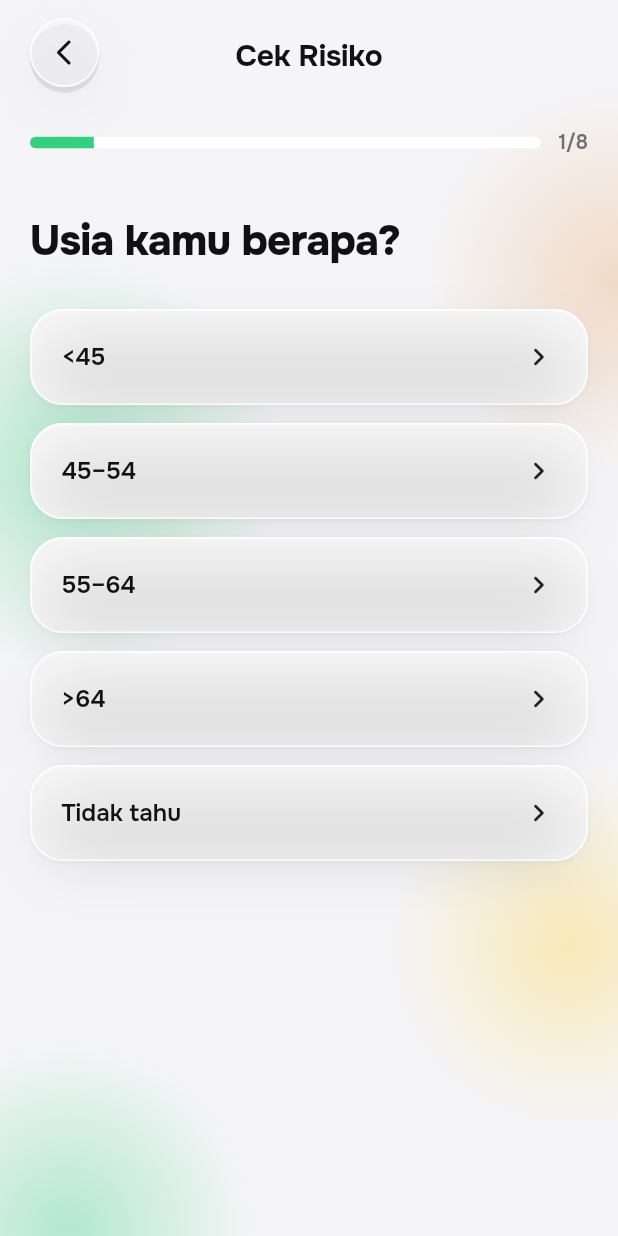
After one commit to danariqbalabi/Stev.AI, a Flutter app: the RiskAssessmentScreen screen opened by its route, after a tap on "Diri sendiri", on a phone screen of 412 x 824 dp. The commit adds this screen. Run offline on Flutter 3.47's test engine with Material 3 defaults, Android fonts, the phone set to English and light mode, and no system bars; our stand-ins replace camera, flutter_svg, go_router, image_picker, shared_preferences, supabase_flutter; accounts and stored records are empty.

Commit message:
feat: add family diabetes risk assessment

```diff
--- /dev/null
+++ b/lib/features/risk_assessment/domain/risk_assessment.dart
@@ -0,0 +1,187 @@
+enum RiskSubject { self, parent }
+
+enum RiskLevel { low, medium, high }
+
+class RiskOption {
+  const RiskOption({
+    required this.label,
+    required this.points,
+    this.factor,
+    this.isUnknown = false,
+  });
+
+  final String label;
+  final int points;
+  final String? factor;
+  final bool isUnknown;
+}
+
+class RiskQuestion {
+  const RiskQuestion({
+    required this.selfText,
+    required this.parentText,
+    required this.options,
+  });
+
+  final String selfText;
+  final String parentText;
+  final List<RiskOption> options;
+
+  String textFor(RiskSubject subject) =>
+      subject == RiskSubject.self ? selfText : parentText;
+}
+
+class RiskAssessmentResult {
+  const RiskAssessmentResult({
+    required this.subject,
+    required this.level,
+    required this.isMinimumEstimate,
+    required this.topFactors,
+    required this.score,
+  });
+
+  final RiskSubject subject;
+  final RiskLevel level;
+  final bool isMinimumEstimate;
+  final List<String> topFactors;
+
+  /// Kept in memory for evaluation only. It is never shown or persisted.
+  final int score;
+}
+
+abstract final class RiskAssessment {
+  static const _unknown = RiskOption(
+    label: 'Tidak tahu',
+    points: 0,
+    isUnknown: true,
+  );
+
+  static const questions = <RiskQuestion>[
+    RiskQuestion(
+      selfText: 'Usia kamu berapa?',
+      parentText: 'Usia Ibu/Bapak berapa?',
+      options: [
+        RiskOption(label: '<45', points: 0),
+        RiskOption(label: '45–54', points: 2, factor: 'Usia 45–54'),
+        RiskOption(label: '55–64', points: 3, factor: 'Usia 55–64'),
+        RiskOption(label: '>64', points: 4, factor: 'Usia di atas 64'),
+        _unknown,
+      ],
+    ),
+    RiskQuestion(
+      selfText: 'Berapa kisaran BMI-mu?',
+      parentText: 'Berapa kisaran BMI Ibu/Bapak?',
+      options: [
+        RiskOption(label: '<25', points: 0),
+        RiskOption(label: '25–30', points: 1, factor: 'BMI 25–30'),
+        RiskOption(label: '>30', points: 3, factor: 'BMI di atas 30'),
+        _unknown,
+      ],
+    ),
+    RiskQuestion(
+      selfText: 'Lingkar pinggangmu masuk mana?',
+      parentText: 'Lingkar pinggang Ibu/Bapak masuk mana?',
+      options: [
+        RiskOption(label: 'Rendah', points: 0),
+        RiskOption(
+          label: 'Sedang',
+          points: 3,
+          factor: 'Lingkar pinggang sedang',
+        ),
+        RiskOption(
+          label: 'Tinggi',
+          points: 4,
+          factor: 'Lingkar pinggang tinggi',
+        ),
+        _unknown,
+      ],
+    ),
+    RiskQuestion(
+      selfText: 'Kamu aktif ≥30 menit sehari?',
+      parentText: 'Ibu/Bapak aktif ≥30 menit sehari?',
+      options: [
+        RiskOption(label: 'Ya', points: 0),
+        RiskOption(label: 'Tidak', points: 2, factor: 'Kurang aktif'),
+        _unknown,
+      ],
+    ),
+    RiskQuestion(
+      selfText: 'Kamu makan sayur atau buah tiap hari?',
+      parentText: 'Ibu/Bapak makan sayur atau buah tiap hari?',
+      options: [
+        RiskOption(label: 'Ya', points: 0),
+        RiskOption(
+          label: 'Tidak',
+          points: 1,
+          factor: 'Jarang makan sayur atau buah',
+        ),
+        _unknown,
+      ],
+    ),
+    RiskQuestion(
+      selfText: 'Kamu pernah minum obat hipertensi?',
+      parentText: 'Ibu/Bapak pernah minum obat hipertensi?',
+      options: [
+        RiskOption(label: 'Ya', points: 2, factor: 'Obat hipertensi'),
+        RiskOption(label: 'Tidak', points: 0),
+        _unknown,
+      ],
+    ),
+    RiskQuestion(
+      selfText: 'Kamu pernah punya gula darah tinggi?',
+      parentText: 'Ibu/Bapak pernah punya gula darah tinggi?',
+      options: [
+        RiskOption(label: 'Ya', points: 5, factor: 'Gula darah pernah tinggi'),
+        RiskOption(label: 'Tidak', points: 0),
+        _unknown,
+      ],
+    ),
+    RiskQuestion(
+      selfText: 'Ada riwayat diabetes di keluargamu?',
+      parentText: 'Ada riwayat diabetes di keluarga Ibu/Bapak?',
+      options: [
+        RiskOption(label: 'Tidak ada', points: 0),
+        RiskOption(
+          label: 'Kakek-nenek, paman, bibi, sepupu',
+          points: 3,
+          factor: 'Riwayat keluarga besar',
+        ),
+        RiskOption(
+          label: 'Orang tua, saudara kandung, anak',
+          points: 5,
+          factor: 'Riwayat keluarga inti',
+        ),
+        _unknown,
+      ],
+    ),
+  ];
+
+  static RiskAssessmentResult evaluate({
+    required RiskSubject subject,
+    required List<RiskOption> answers,
+  }) {
+    assert(answers.length == questions.length);
+    final score = answers.fold<int>(
+      0,
+      (total, answer) => total + answer.points,
+    );
+    final ranked = answers.where((answer) => answer.points > 0).toList()
+      ..sort((a, b) => b.points.compareTo(a.points));
+
+    return RiskAssessmentResult(
+      subject: subject,
+      level: score >= 15
+          ? RiskLevel.high
+          : score >= 12
+          ? RiskLevel.medium
+          : RiskLevel.low,
+      isMinimumEstimate: answers.any((answer) => answer.isUnknown),
+      topFactors: ranked
+          .map((answer) => answer.factor)
+          .whereType<String>()
+          .take(3)
+          .toList(growable: false),
+      score: score,
+    );
+  }
+}
--- /dev/null
+++ b/lib/features/risk_assessment/presentation/risk_assessment_screen.dart
@@ -0,0 +1,265 @@
+import 'package:flutter/material.dart';
+import 'package:go_router/go_router.dart';
+
+import '../../../core/theme/stev_tokens.dart';
+import '../../../shared/widgets/stev_design_system.dart';
+import '../domain/risk_assessment.dart';
+
+class RiskAssessmentScreen extends StatefulWidget {
+  const RiskAssessmentScreen({super.key});
+
+  @override
+  State<RiskAssessmentScreen> createState() => _RiskAssessmentScreenState();
+}
+
+class _RiskAssessmentScreenState extends State<RiskAssessmentScreen> {
+  RiskSubject? _subject;
+  var _questionIndex = 0;
+  final List<RiskOption?> _answers = List.filled(
+    RiskAssessment.questions.length,
+    null,
+  );
+
+  void _goBack() {
+    if (_subject == null) {
+      context.pop();
+    } else if (_questionIndex == 0) {
+      setState(() => _subject = null);
+    } else {
+      setState(() => _questionIndex--);
+    }
+  }
+
+  void _selectSubject(RiskSubject subject) {
+    setState(() {
+      _subject = subject;
+      _questionIndex = 0;
+    });
+  }
+
+  void _answer(RiskOption option) {
+    _answers[_questionIndex] = option;
+    if (_questionIndex < RiskAssessment.questions.length - 1) {
+      setState(() => _questionIndex++);
+      return;
+    }
+
+    final result = RiskAssessment.evaluate(
+      subject: _subject!,
+      answers: _answers.whereType<RiskOption>().toList(),
+    );
+    context.pushReplacement('/risk/result', extra: result);
+  }
+
+  @override
+  Widget build(BuildContext context) {
+    return Scaffold(
+      key: const ValueKey('riskAssessmentScreen'),
+      body: AuraBackground(
+        child: SafeArea(
+          child: Column(
+            children: [
+              Padding(
+                padding: const EdgeInsets.fromLTRB(
+                  StevSpace.s5,
+                  StevSpace.s3,
+                  StevSpace.s5,
+                  0,
+                ),
+                child: Row(
+                  children: [
+                    StevIconButton(
+                      icon: const StevIcon(StevIconName.back),
+                      label: 'Kembali',
+                      onPressed: _goBack,
+                    ),
+                    Expanded(
+                      child: Text(
+                        'Cek Risiko',
+                        textAlign: TextAlign.center,
+                        style: StevType.heading,
+                      ),
+                    ),
+                    const SizedBox(width: StevSize.roundButton),
+                  ],
+                ),
+              ),
+              Expanded(
+                child: AnimatedSwitcher(
+                  duration: StevMotion.screenFade,
+                  child: _subject == null
+                      ? _SubjectStep(onSelected: _selectSubject)
+                      : _QuestionStep(
+                          key: ValueKey(_questionIndex),
+                          subject: _subject!,
+                          index: _questionIndex,
+                          selected: _answers[_questionIndex],
+                          onSelected: _answer,
+                        ),
+                ),
+              ),
+            ],
+          ),
+        ),
+      ),
+    );
+  }
+}
+
+class _SubjectStep extends StatelessWidget {
+  const _SubjectStep({required this.onSelected});
+
+  final ValueChanged<RiskSubject> onSelected;
+
+  @override
+  Widget build(BuildContext context) {
+    return ListView(
+      padding: const EdgeInsets.fromLTRB(
+        StevSpace.s5,
+        StevSpace.s10,
+        StevSpace.s5,
+        StevSpace.s6,
+      ),
+      children: [
+        const Center(child: StevMascot(mood: StevMood.happy, size: 110)),
+        const SizedBox(height: StevSpace.s6),
+        Text(
+          'Mau cek untuk siapa?',
+          textAlign: TextAlign.center,
+          style: StevType.title,
+        ),
+        const SizedBox(height: StevSpace.s3),
+        Text(
+          'Jawab 8 pertanyaan singkat untuk melihat gambaran risikonya.',
+          textAlign: TextAlign.center,
+          style: StevType.body.copyWith(color: StevColors.ink2),
+        ),
+        const SizedBox(height: StevSpace.s7),
+        _ChoiceCard(
+          label: 'Diri sendiri',
+          onTap: () => onSelected(RiskSubject.self),
+        ),
+        const SizedBox(height: StevSpace.s3),
+        _ChoiceCard(
+          label: 'Orang tua',
+          onTap: () => onSelected(RiskSubject.parent),
+        ),
+        const SizedBox(height: StevSpace.s7),
+        Text(
+          'Jawaban diproses di perangkatmu. Kami tidak menyimpan nama atau data kesehatan orang tuamu.',
+          textAlign: TextAlign.center,
+          style: StevType.caption.copyWith(color: StevColors.ink2),
+        ),
+      ],
+    );
+  }
+}
+
+class _QuestionStep extends StatelessWidget {
+  const _QuestionStep({
+    super.key,
+    required this.subject,
+    required this.index,
+    required this.selected,
+    required this.onSelected,
+  });
+
+  final RiskSubject subject;
+  final int index;
+  final RiskOption? selected;
+  final ValueChanged<RiskOption> onSelected;
+
+  @override
+  Widget build(BuildContext context) {
+    final question = RiskAssessment.questions[index];
+    final progress = (index + 1) / RiskAssessment.questions.length;
+    return ListView(
+      padding: const EdgeInsets.fromLTRB(
+        StevSpace.s5,
+        StevSpace.s6,
+        StevSpace.s5,
+        StevSpace.s6,
+      ),
+      children: [
+        Row(
+          children: [
+            Expanded(
+              child: ClipRRect(
+                borderRadius: BorderRadius.circular(StevRadius.pill),
+                child: LinearProgressIndicator(
+                  minHeight: 8,
+                  value: progress,
+                  color: StevColors.leaf,
+                  backgroundColor: StevColors.card,
+                ),
+              ),
+            ),
+            const SizedBox(width: StevSpace.s3),
+            Text(
+              '${index + 1}/${RiskAssessment.questions.length}',
+              style: StevType.caption.copyWith(color: StevColors.ink2),
+            ),
+          ],
+        ),
+        const SizedBox(height: StevSpace.s10),
+        Text(question.textFor(subject), style: StevType.title),
+        const SizedBox(height: StevSpace.s7),
+        for (final option in question.options) ...[
+          _ChoiceCard(
+            label: option.label,
+            selected: identical(selected, option),
+            onTap: () => onSelected(option),
+          ),
+          const SizedBox(height: StevSpace.s3),
+        ],
+      ],
+    );
+  }
+}
+
+class _ChoiceCard extends StatelessWidget {
+  const _ChoiceCard({
+    required this.label,
+    required this.onTap,
+    this.selected = false,
+  });
+
+  final String label;
+  final VoidCallback onTap;
+  final bool selected;
+
+  @override
+  Widget build(BuildContext context) {
+    return Material(
+      color: selected
+          ? StevColors.leaf.withValues(alpha: 0.18)
+          : StevColors.card,
+      borderRadius: BorderRadius.circular(StevRadius.row),
+      child: InkWell(
+        key: ValueKey('riskOption-$label'),
+        onTap: onTap,
+        borderRadius: BorderRadius.circular(StevRadius.row),
+        child: Container(
+          constraints: const BoxConstraints(minHeight: 64),
+          padding: const EdgeInsets.symmetric(
+            horizontal: StevSpace.s5,
+            vertical: StevSpace.s4,
+          ),
+          decoration: BoxDecoration(
+            borderRadius: BorderRadius.circular(StevRadius.row),
+            border: Border.all(
+              color: selected ? StevColors.leaf : StevColors.glassEdge,
+            ),
+            boxShadow: StevShadows.elevCard,
+          ),
+          child: Row(
+            children: [
+              Expanded(child: Text(label, style: StevType.label)),
+              const Icon(Icons.chevron_right_rounded),
+            ],
+          ),
+        ),
+      ),
+    );
+  }
+}
```
Also changed, not shown: lib/app/router.dart (+18 -0 lines), lib/features/dashboard/presentation/dashboard_screen.dart (+50 -0 lines), lib/features/risk_assessment/presentation/risk_result_screen.dart (added, +227 -0 lines), 3 other files.
